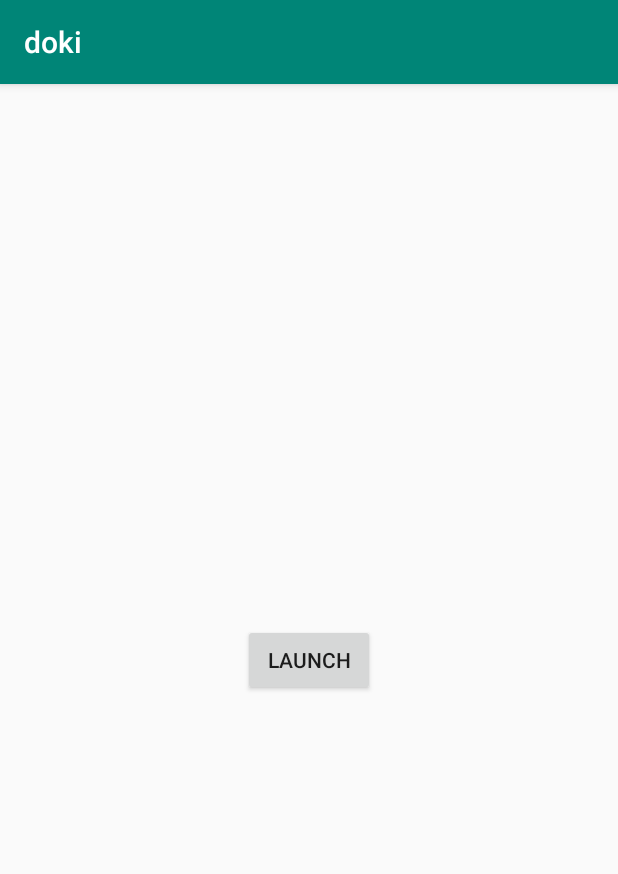
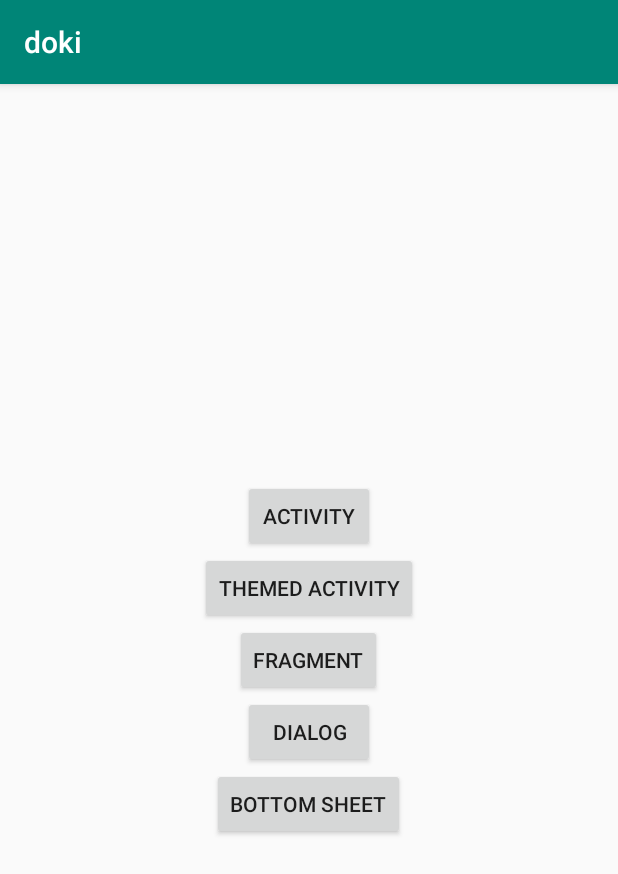
Before and after one commit to doubledotlabs/doki, an Android app: the screen it shows after launch (MainActivity), on a phone screen of 412 x 824 dp. Shown: the top 874 px of the screen. Run offline under Robolectric (Android 15) with nearby library versions, the phone set to English and light mode, and no system bars.

Commit message:
Show Doki in a normal activity and custom themed activity

```diff
--- a/app/src/main/AndroidManifest.xml
+++ b/app/src/main/AndroidManifest.xml
@@ -22,5 +22,10 @@
         </activity>
 
         <activity android:name=".DokiActivity"/>
+
+        <activity
+                android:name=".DokiThemedActivity"
+                android:theme="@style/DefaultDokiTheme"/>
+
     </application>
 </manifest>
--- a/app/src/main/kotlin/dev/doubledot/doki/app/DokiActivity.kt
+++ b/app/src/main/kotlin/dev/doubledot/doki/app/DokiActivity.kt
@@ -7,7 +7,7 @@ import dev.doubledot.doki.api.tasks.DokiTask
 import dev.doubledot.doki.api.tasks.DokiTaskCallback
 import dev.doubledot.doki.views.DokiContentView
 
-internal class DokiActivity : AppCompatActivity() {
+open class DokiActivity : AppCompatActivity() {
 
     private val dokiContent: DokiContentView? by lazy {
         findViewById<DokiContentView?>(R.id.doki_content)
--- /dev/null
+++ b/app/src/main/kotlin/dev/doubledot/doki/app/DokiThemedActivity.kt
@@ -0,0 +1,3 @@
+package dev.doubledot.doki.app
+
+class DokiThemedActivity : DokiActivity()
--- a/app/src/main/kotlin/dev/doubledot/doki/app/MainActivity.kt
+++ b/app/src/main/kotlin/dev/doubledot/doki/app/MainActivity.kt
@@ -11,9 +11,14 @@ class MainActivity : AppCompatActivity() {
         super.onCreate(savedInstanceState)
         setContentView(R.layout.activity_main)
 
-        val btn: AppCompatButton? = findViewById(R.id.launch_btn)
-        btn?.setOnClickListener {
+        val activityBtn: AppCompatButton? = findViewById(R.id.launch_activity_btn)
+        activityBtn?.setOnClickListener {
             startActivity(Intent(this@MainActivity, DokiActivity::class.java))
+        }
+
+        val themedActivityBtn: AppCompatButton? = findViewById(R.id.launch_themed_activity_btn)
+        themedActivityBtn?.setOnClickListener {
+            startActivity(Intent(this@MainActivity, DokiThemedActivity::class.java))
         }
     }
 }
--- a/app/src/main/res/layout/activity_main.xml
+++ b/app/src/main/res/layout/activity_main.xml
@@ -7,11 +7,43 @@
         android:gravity="center">
 
     <androidx.appcompat.widget.AppCompatButton
-            android:id="@+id/launch_btn"
+            android:id="@+id/launch_activity_btn"
             android:layout_gravity="center"
             android:gravity="center"
             android:layout_width="wrap_content"
             android:layout_height="wrap_content"
-            android:text="launch"/>
+            android:text="Activity"/>
+
+    <androidx.appcompat.widget.AppCompatButton
+            android:id="@+id/launch_themed_activity_btn"
+            android:layout_gravity="center"
+            android:gravity="center"
+            android:layout_width="wrap_content"
+            android:layout_height="wrap_content"
+            android:text="Themed Activity"/>
+
+    <androidx.appcompat.widget.AppCompatButton
+            android:id="@+id/launch_fragment_btn"
+            android:layout_gravity="center"
+            android:gravity="center"
+            android:layout_width="wrap_content"
+            android:layout_height="wrap_content"
+            android:text="Fragment"/>
+
+    <androidx.appcompat.widget.AppCompatButton
+            android:id="@+id/launch_dialog_btn"
+            android:layout_gravity="center"
+            android:gravity="center"
+            android:layout_width="wrap_content"
+            android:layout_height="wrap_content"
+            android:text="Dialog"/>
+
+    <androidx.appcompat.widget.AppCompatButton
+            android:id="@+id/launch_bottom_sheet_btn"
+            android:layout_gravity="center"
+            android:gravity="center"
+            android:layout_width="wrap_content"
+            android:layout_height="wrap_content"
+            android:text="Bottom Sheet"/>
 
 </LinearLayout>
```
